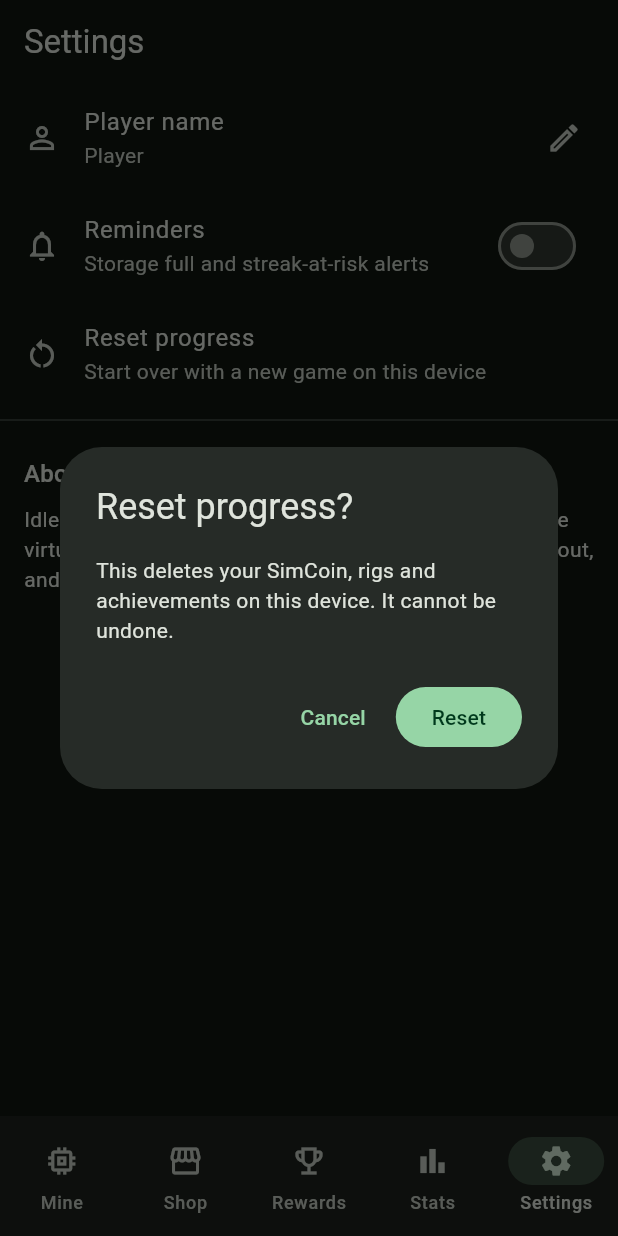
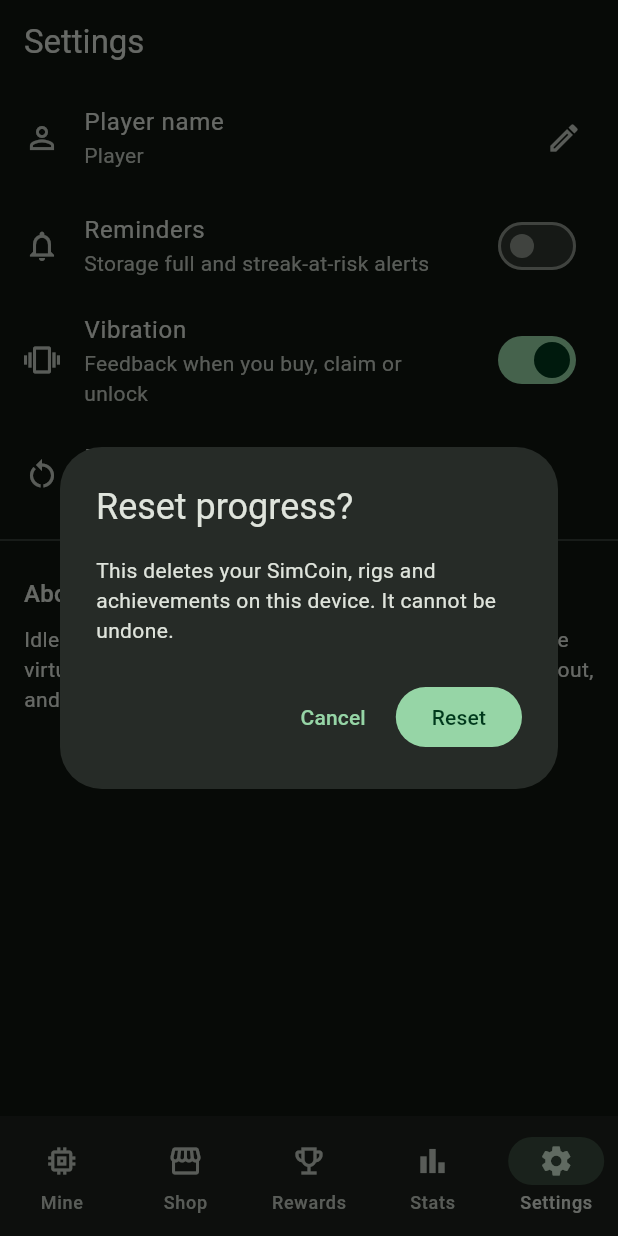
Before and after one commit to vivekjasani8/Flutter, a Flutter app: the SettingsScreen screen opened by its route, after a tap on "Reset progress", on a phone screen of 412 x 824 dp. Run offline on Flutter 3.47's test engine with Material 3 defaults, Android fonts, the phone set to English and light mode, and no system bars; our stand-ins replace fl_chart, flutter_local_notifications, flutter_riverpod, go_router, shared_preferences, timezone; accounts and stored records are empty.

Commit message:
M7 (offline part): animation, haptics, accessibility, performance
- Mining animation: rig fan spins faster with hash rate, stops when idle,
  respects "remove animations", isolated in a RepaintBoundary and paused
  on hidden tabs (TickerMode)
- Rolling balance: counts up smoothly between ticks, snaps down on spend
- Haptics for tab switch, purchase, daily claim and achievements, with a
  Settings "Vibration" switch (on by default)
- Fix: formatNumber always rounds down, so 99.5 no longer shows "100"
  next to a 100-coin rig, and 999,960 shows "999.9K" not "1000.0K"
- Accessibility: merged screen-reader labels for balance, spinner, day
  chips, achievements and a chart summary; locked achievements use
  muted colours instead of 50% opacity (contrast); Stats rows and all
  dialogs no longer overflow at large font sizes
- Tests: Flutter tap-target/label/contrast guidelines on every tab,
  every tab and dialogs at 1.3x and 2x font on a 360 dp phone, haptics,
  spinner, rolling number, formatNumber rounding
- Crashlytics and Remote Config (rest of M7) need Firebase: deferred

dart format clean; flutter analyze clean; 149 tests pass. Verified smooth
in a profile build on a real Android phone.

Co-Authored-By: Claude Opus 5.5 <noreply@anthropic.com>

```diff
--- a/lib/app/away_dialog.dart
+++ b/lib/app/away_dialog.dart
@@ -12,6 +12,7 @@ Future<void> showAwayDialog(BuildContext context, AwayReport report) {
     builder: (context) {
       final theme = Theme.of(context);
       return AlertDialog(
+        scrollable: true,
         icon: const Icon(Icons.nightlight_round),
         title: const Text('While you were away'),
         content: Column(
--- /dev/null
+++ b/lib/app/haptics.dart
@@ -0,0 +1,27 @@
+import 'dart:async';
+
+import 'package:flutter/services.dart';
+import 'package:flutter_riverpod/flutter_riverpod.dart';
+
+import '../state/providers.dart';
+
+/// Vibration feedback for game moments, honouring the Settings switch.
+/// Strength grows with how special the moment is.
+abstract final class Haptics {
+  /// Switching tabs.
+  static void tab(WidgetRef ref) => _play(ref, HapticFeedback.selectionClick);
+
+  /// Buying or upgrading a rig.
+  static void purchase(WidgetRef ref) => _play(ref, HapticFeedback.lightImpact);
+
+  /// Claiming the daily reward.
+  static void reward(WidgetRef ref) => _play(ref, HapticFeedback.mediumImpact);
+
+  /// Unlocking an achievement.
+  static void achievement(WidgetRef ref) =>
+      _play(ref, HapticFeedback.heavyImpact);
+
+  static void _play(WidgetRef ref, Future<void> Function() feedback) {
+    if (ref.read(hapticsProvider)) unawaited(feedback());
+  }
+}
--- a/lib/app/reminder_prompt.dart
+++ b/lib/app/reminder_prompt.dart
@@ -22,6 +22,7 @@ Future<void> maybeOfferReminders(
   final wantsThem = await showDialog<bool>(
     context: context,
     builder: (context) => AlertDialog(
+      scrollable: true,
       icon: const Icon(Icons.notifications_active_outlined),
       title: const Text('Want a reminder?'),
       content: Text(switch (reason) {
--- a/lib/engine/economy.dart
+++ b/lib/engine/economy.dart
@@ -358,22 +358,36 @@ int score(GameState s) => s.lifetimeCoins.floor();
 
 /// Compact number formatting, e.g. 12_500 -> "12.5K", 2_000_000 -> "2.0M".
 /// Plain values under 10 keep 2 decimals; suffixed values always show 1.
+///
+/// Always rounds **down**, so a balance never reads as more than the player
+/// has: 99.5 shows "99" (not "100", which would look affordable for a
+/// 100-coin rig) and 999_960 shows "999.9K" (not "1000.0K").
 String formatNumber(double n) {
-  final abs = n.abs();
+  if (!n.isFinite) return '0';
   const units = ['', 'K', 'M', 'B', 'T'];
   var i = 0;
-  var v = abs;
+  var v = n.abs();
   while (v >= 1000 && i < units.length - 1) {
     v /= 1000;
     i++;
   }
-  final String out;
-  if (i == 0) {
-    out = v.toStringAsFixed(v < 10 && v % 1 != 0 ? 2 : 0);
+  final int decimals;
+  if (i > 0) {
+    decimals = 1;
+  } else if (v < 10 && _floorTo(v, 2) % 1 != 0) {
+    decimals = 2;
   } else {
-    out = v.toStringAsFixed(1);
+    decimals = 0;
   }
+  final out = _floorTo(v, decimals).toStringAsFixed(decimals);
   return (n < 0 ? '-' : '') + out + units[i];
+}
+
+/// [v] rounded down to [decimals] places. The tiny epsilon absorbs float
+/// noise such as 0.29 * 100 == 28.999999999999996.
+double _floorTo(double v, int decimals) {
+  final f = math.pow(10, decimals);
+  return (v * f + 1e-9).floor() / f;
 }
 
 /// Short human duration, two units at most: "45s", "16m 40s", "5h 33m",
--- a/lib/features/mine/mine_screen.dart
+++ b/lib/features/mine/mine_screen.dart
@@ -6,6 +6,7 @@ import '../../app/router.dart';
 import '../../engine/config.dart';
 import '../../engine/economy.dart';
 import '../../state/providers.dart';
+import 'mining_animation.dart';
 
 /// Home tab: live balance, mining rate and the rigs the player owns.
 class MineScreen extends ConsumerWidget {
@@ -26,17 +27,30 @@ class MineScreen extends ConsumerWidget {
       body: ListView(
         padding: const EdgeInsets.all(24),
         children: [
+          Center(child: MiningAnimation(hashRate: totalHash(s))),
+          const SizedBox(height: 16),
+          // One screen-reader node for "SimCoin balance, 1.2K" instead of
+          // two, and not a live region: it changes every second.
+          Semantics(
+            label: '$coinName balance',
+            value: formatNumber(s.coins),
+            excludeSemantics: true,
+            child: Column(
+              children: [
                 Text(
                   '$coinName balance',
                   textAlign: TextAlign.center,
                   style: theme.textTheme.labelLarge,
                 ),
                 const SizedBox(height: 8),
-          Text(
-            formatNumber(s.coins),
+                RollingNumber(
                   key: const ValueKey('balance'),
+                  value: s.coins,
                   textAlign: TextAlign.center,
                   style: theme.textTheme.displayMedium,
+                ),
+              ],
+            ),
           ),
           const SizedBox(height: 8),
           Text(
--- /dev/null
+++ b/lib/features/mine/mining_animation.dart
@@ -0,0 +1,172 @@
+import 'dart:math' as math;
+
+import 'package:flutter/material.dart';
+
+import '../../engine/economy.dart';
+
+/// A rig "fan" that spins faster as hash rate grows and stops when idle.
+///
+/// Respects the OS "remove animations" setting, sits in its own
+/// [RepaintBoundary] so spinning never repaints the rest of the screen, and
+/// stops ticking automatically when its tab is hidden (TickerMode).
+class MiningAnimation extends StatefulWidget {
+  const MiningAnimation({super.key, required this.hashRate, this.size = 120});
+
+  final double hashRate;
+  final double size;
+
+  /// Seconds per full turn: ~4 s at 1 TH/s down to 0.5 s for huge farms.
+  static Duration periodFor(double hashRate) {
+    if (hashRate <= 0) return const Duration(seconds: 4);
+    final seconds =
+        (4 / (1 + math.log(1 + hashRate) / math.ln10)).clamp(0.5, 4.0);
+    return Duration(milliseconds: (seconds * 1000).round());
+  }
+
+  @override
+  State<MiningAnimation> createState() => _MiningAnimationState();
+}
+
+class _MiningAnimationState extends State<MiningAnimation>
+    with SingleTickerProviderStateMixin {
+  late final AnimationController _spin = AnimationController(
+    vsync: this,
+    duration: MiningAnimation.periodFor(widget.hashRate),
+  );
+
+  bool get _shouldSpin =>
+      widget.hashRate > 0 && !MediaQuery.disableAnimationsOf(context);
+
+  @override
+  void didChangeDependencies() {
+    super.didChangeDependencies();
+    _sync();
+  }
+
+  @override
+  void didUpdateWidget(MiningAnimation old) {
+    super.didUpdateWidget(old);
+    final period = MiningAnimation.periodFor(widget.hashRate);
+    if (period != _spin.duration) {
+      _spin.duration = period;
+      if (_spin.isAnimating) _spin.repeat(); // pick up the new speed
+    }
+    _sync();
+  }
+
+  void _sync() {
+    if (_shouldSpin && !_spin.isAnimating) {
+      _spin.repeat();
+    } else if (!_shouldSpin && _spin.isAnimating) {
+      _spin.stop();
+    }
+  }
+
+  @override
+  void dispose() {
+    _spin.dispose();
+    super.dispose();
+  }
+
+  @override
+  Widget build(BuildContext context) {
+    final scheme = Theme.of(context).colorScheme;
+    final active = widget.hashRate > 0;
+    return Semantics(
+      label: active
+          ? 'Rigs mining at ${formatNumber(widget.hashRate)} TH/s'
+          : 'Rigs idle',
+      excludeSemantics: true,
+      child: RepaintBoundary(
+        child: SizedBox.square(
+          dimension: widget.size,
+          child: DecoratedBox(
+            decoration: BoxDecoration(
+              shape: BoxShape.circle,
+              gradient: RadialGradient(colors: [
+                (active ? scheme.primary : scheme.outline)
+                    .withValues(alpha: 0.25),
+                Colors.transparent,
+              ]),
+            ),
+            child: RotationTransition(
+              key: const ValueKey('mining-spinner'),
+              turns: _spin,
+              child: Icon(
+                Icons.settings,
+                size: widget.size * 0.7,
+                color: active ? scheme.primary : scheme.outline,
+              ),
+            ),
+          ),
+        ),
+      ),
+    );
+  }
+}
+
+/// A number that rolls up smoothly to each new value (e.g. once-a-second
+/// earnings) but snaps instantly when it goes down (spending), so a purchase
+/// never looks like the balance is slowly draining.
+class RollingNumber extends StatefulWidget {
+  const RollingNumber({
+    super.key,
+    required this.value,
+    this.style,
+    this.textAlign,
+    this.duration = const Duration(milliseconds: 900),
+  });
+
+  final double value;
+  final TextStyle? style;
+  final TextAlign? textAlign;
+  final Duration duration;
+
+  @override
+  State<RollingNumber> createState() => _RollingNumberState();
+}
+
+class _RollingNumberState extends State<RollingNumber>
+    with SingleTickerProviderStateMixin {
+  late final AnimationController _roll =
+      AnimationController(vsync: this, duration: widget.duration, value: 1);
+  late double _from = widget.value;
+  late double _to = widget.value;
+
+  double get _shown => _from + (_to - _from) * _roll.value;
+
+  @override
+  void didUpdateWidget(RollingNumber old) {
+    super.didUpdateWidget(old);
+    if (widget.value == _to) return;
+    final current = _shown;
+    if (widget.value < current || MediaQuery.disableAnimationsOf(context)) {
+      _from = _to = widget.value;
+      _roll.value = 1;
+    } else {
+      _from = current;
+      _to = widget.value;
+      _roll.forward(from: 0);
+    }
+  }
+
+  @override
+  void dispose() {
+    _roll.dispose();
+    super.dispose();
+  }
+
+  @override
+  Widget build(BuildContext context) {
+    return RepaintBoundary(
+      child: AnimatedBuilder(
+        animation: _roll,
+        builder: (context, _) => Text(
+          formatNumber(_shown),
+          style: widget.style,
+          textAlign: widget.textAlign,
+        ),
+      ),
+    );
+  }
+}
--- a/lib/features/rewards/rewards_screen.dart
+++ b/lib/features/rewards/rewards_screen.dart
@@ -1,6 +1,7 @@
 import 'package:flutter/material.dart';
 import 'package:flutter_riverpod/flutter_riverpod.dart';
 
+import '../../app/haptics.dart';
 import '../../app/reminder_prompt.dart';
 import '../../engine/config.dart';
 import '../../engine/economy.dart';
@@ -36,17 +37,31 @@ class RewardsScreen extends ConsumerWidget {
             ],
           ),
           const SizedBox(height: 8),
-          GridView.count(
-            crossAxisCount: 2,
-            shrinkWrap: true,
-            physics: const NeverScrollableScrollPhysics(),
-            mainAxisSpacing: 8,
-            crossAxisSpacing: 8,
-            childAspectRatio: 1.25,
+          // Two per row, each row as tall as its tallest tile, so tiles grow
+          // with large fonts instead of overflowing a fixed-size grid cell.
+          for (var i = 0; i < achievements.length; i += 2)
+            Padding(
+              padding: const EdgeInsets.only(bottom: 8),
+              child: IntrinsicHeight(
+                child: Row(
+                  crossAxisAlignment: CrossAxisAlignment.stretch,
                   children: [
-              for (final a in achievements)
-                _AchievementTile(def: a, unlocked: unlocked.contains(a.id)),
+                    for (final a in achievements.skip(i).take(2)) ...[
+                      if (a != achievements[i]) const SizedBox(width: 8),
+                      Expanded(
+                        child: _AchievementTile(
+                          def: a,
+                          unlocked: unlocked.contains(a.id),
+                        ),
+                      ),
                     ],
+                    if (i + 1 >= achievements.length) ...[
+                      const SizedBox(width: 8),
+                      const Expanded(child: SizedBox()),
+                    ],
+                  ],
+                ),
+              ),
             ),
         ],
       ),
@@ -142,6 +157,7 @@ class _DailyRewardCard extends ConsumerWidget {
   Future<void> _claim(BuildContext context, WidgetRef ref) async {
     final paid = ref.read(gameControllerProvider.notifier).claimDaily();
     if (paid == null) return;
+    Haptics.reward(ref);
     final day = ref.read(gameControllerProvider).streak;
     ScaffoldMessenger.of(context).showSnackBar(SnackBar(
       content: Text('+${formatNumber(paid)} $coinName · day $day streak'),
@@ -167,15 +183,28 @@ class _DayChip extends StatelessWidget {
   Widget build(BuildContext context) {
     final scheme = Theme.of(context).colorScheme;
     final text = Theme.of(context).textTheme;
-    return Container(
+    final status = done
+        ? 'claimed'
+        : current
+            ? 'next'
+            : 'upcoming';
+    return Semantics(
+      label: 'Day $day, ${formatNumber(reward)} $coinName, $status',
+      excludeSemantics: true,
+      child: Container(
         margin: const EdgeInsets.symmetric(horizontal: 2),
-      padding: const EdgeInsets.symmetric(vertical: 8),
+        padding: const EdgeInsets.symmetric(vertical: 8, horizontal: 2),
         decoration: BoxDecoration(
-        color:
-            current ? scheme.primaryContainer : scheme.surfaceContainerHighest,
+          color: current
+              ? scheme.primaryContainer
+              : scheme.surfaceContainerHighest,
           borderRadius: BorderRadius.circular(8),
           border: current ? Border.all(color: scheme.primary) : null,
         ),
+        // Seven chips share one row: shrink text rather than overflow when
+        // the player uses a large font size.
+        child: FittedBox(
+          fit: BoxFit.scaleDown,
           child: Column(
             children: [
               Text('D$day', style: text.labelSmall),
@@ -184,6 +213,8 @@ class _DayChip extends StatelessWidget {
                   ? Icon(Icons.check, size: 16, color: scheme.primary)
                   : Text(formatNumber(reward), style: text.labelSmall),
             ],
+          ),
+        ),
       ),
     );
   }
@@ -213,29 +244,38 @@ class _AchievementTile extends StatelessWidget {
       label: '${def.title}, ${unlocked ? 'unlocked' : 'locked'}. '
           '${def.description}',
       excludeSemantics: true,
+      // Locked tiles use quieter colours, never transparency, so their text
+      // still meets contrast guidelines.
       child: Card(
         key: ValueKey('achievement-${def.id}'),
+        margin: EdgeInsets.zero,
         color: unlocked ? scheme.secondaryContainer : null,
         child: Padding(
           padding: const EdgeInsets.all(12),
-          child: Opacity(
-            opacity: unlocked ? 1 : 0.5,
           child: Column(
             crossAxisAlignment: CrossAxisAlignment.start,
             children: [
               Icon(unlocked ? _icons[def.id] ?? Icons.star : Icons.lock,
                   color: unlocked ? scheme.primary : scheme.outline),
-                const Spacer(),
-                Text(def.title,
-                    style: text.titleSmall,
-                    maxLines: 1,
-                    overflow: TextOverflow.ellipsis),
-                Text(def.description,
-                    style: text.bodySmall,
-                    maxLines: 2,
-                    overflow: TextOverflow.ellipsis),
+              const SizedBox(height: 8),
+              Text(
+                def.title,
+                style: text.titleSmall?.copyWith(
+                  color: unlocked
+                      ? scheme.onSecondaryContainer
+                      : scheme.onSurfaceVariant,
+                ),
+              ),
+              const SizedBox(height: 2),
+              Text(
+                def.description,
+                style: text.bodySmall?.copyWith(
+                  color: unlocked
+                      ? scheme.onSecondaryContainer
+                      : scheme.onSurfaceVariant,
+                ),
+              ),
             ],
-            ),
           ),
         ),
       ),
--- a/lib/features/settings/settings_screen.dart
+++ b/lib/features/settings/settings_screen.dart
@@ -35,6 +35,14 @@ class SettingsScreen extends ConsumerWidget {
             subtitle: const Text('Storage full and streak-at-risk alerts'),
             value: remindersOn,
             onChanged: (on) => _setReminders(context, ref, on),
+          ),
+          SwitchListTile(
+            key: const ValueKey('haptics-switch'),
+            secondary: const Icon(Icons.vibration),
+            title: const Text('Vibration'),
+            subtitle: const Text('Feedback when you buy, claim or unlock'),
+            value: ref.watch(hapticsProvider),
+            onChanged: (on) => ref.read(hapticsProvider.notifier).set(on),
           ),
           // Debug builds only: check that notifications fire on a phone.
           if (kDebugMode)
@@ -124,6 +132,7 @@ class SettingsScreen extends ConsumerWidget {
     final confirmed = await showDialog<bool>(
       context: context,
       builder: (context) => AlertDialog(
+        scrollable: true,
         title: const Text('Reset progress?'),
         content: const Text(
           'This deletes your $coinName, rigs and achievements on this device. '
@@ -176,6 +185,7 @@ class _NameDialogState extends State<_NameDialog> {
   @override
   Widget build(BuildContext context) {
     return AlertDialog(
+      scrollable: true,
       title: const Text('Player name'),
       content: TextField(
         key: const ValueKey('name-field'),
--- a/lib/features/shop/shop_screen.dart
+++ b/lib/features/shop/shop_screen.dart
@@ -1,6 +1,7 @@
 import 'package:flutter/material.dart';
 import 'package:flutter_riverpod/flutter_riverpod.dart';
 
+import '../../app/haptics.dart';
 import '../../engine/config.dart';
 import '../../engine/economy.dart';
 import '../../state/providers.dart';
@@ -87,8 +88,12 @@ class _RigCard extends ConsumerWidget {
               child: FilledButton(
                 key: ValueKey('buy-${rig.id}'),
                 onPressed: affordable
-                    ? () =>
-                        ref.read(gameControllerProvider.notifier).buy(rig.id)
+                    ? () {
+                        final bought = ref
+                            .read(gameControllerProvider.notifier)
+                            .buy(rig.id);
+                        if (bought) Haptics.purchase(ref);
+                      }
                     : null,
                 child: Text(
                   '${level == 0 ? 'Buy' : 'Upgrade'}  ·  '
--- a/lib/features/stats/stats_screen.dart
+++ b/lib/features/stats/stats_screen.dart
@@ -57,12 +57,29 @@ class _StatRow extends StatelessWidget {
   final String label;
   final String value;
 
+  // Not a ListTile: its trailing slot can't wrap, so a long value at large
+  // font sizes would overflow. Here both sides share the width and wrap.
   @override
   Widget build(BuildContext context) {
-    return ListTile(
-      contentPadding: EdgeInsets.zero,
-      title: Text(label),
-      trailing: Text(value, style: Theme.of(context).textTheme.titleMedium),
+    final text = Theme.of(context).textTheme;
+    return MergeSemantics(
+      child: Padding(
+        padding: const EdgeInsets.symmetric(vertical: 12),
+        child: Row(
+          crossAxisAlignment: CrossAxisAlignment.start,
+          children: [
+            Expanded(child: Text(label, style: text.bodyLarge)),
+            const SizedBox(width: 16),
+            Flexible(
+              child: Text(
+                value,
+                style: text.titleMedium,
+                textAlign: TextAlign.end,
+              ),
+            ),
+          ],
+        ),
+      ),
     );
   }
 }
@@ -96,6 +113,25 @@ class _EarningsChart extends StatelessWidget {
       );
     }
 
+    final total = history.fold<double>(0, (sum, h) => sum + h.coins);
+    final best = history.reduce((a, b) => a.coins >= b.coins ? a : b);
+    final bestHour = DateTime.fromMillisecondsSinceEpoch(best.hourStart).hour;
+
+    // Screen readers get a one-line summary instead of 24 unlabeled bars.
+    return Semantics(
+      label: 'Earnings chart, last 24 hours. Total ${formatNumber(total)} '
+          '$coinName. Best hour ${bestHour.toString().padLeft(2, '0')}:00 '
+          'with ${formatNumber(best.coins)} $coinName.',
+      excludeSemantics: true,
+      child: RepaintBoundary(child: _chart(theme, maxCoins, bottomTitle)),
+    );
+  }
+
+  Widget _chart(
+    ThemeData theme,
+    double maxCoins,
+    Widget Function(double, TitleMeta) bottomTitle,
+  ) {
     return BarChart(
       BarChartData(
         maxY: maxCoins * 1.15,
--- a/lib/state/providers.dart
+++ b/lib/state/providers.dart
@@ -4,6 +4,7 @@ import 'package:shared_preferences/shared_preferences.dart';
 import '../engine/economy.dart';
 import 'game_controller.dart';
 import 'game_storage.dart';
+import 'haptics_controller.dart';
 import 'reminder_scheduler.dart';
 import 'reminders_controller.dart';
 
@@ -35,6 +36,10 @@ final reminderSchedulerProvider = Provider<ReminderScheduler>(
       'Override reminderSchedulerProvider in main() or in the test.'),
 );
 
+/// Whether vibration feedback is on (Settings switch).
+final hapticsProvider =
+    NotifierProvider<HapticsController, bool>(HapticsController.new);
+
 /// Whether reminders are on. Use `.notifier` to enable/disable and schedule.
 final remindersProvider =
     NotifierProvider<RemindersController, bool>(RemindersController.new);
```
Also changed, not shown: lib/app/app_shell.dart (+6 -2 lines), lib/state/haptics_controller.dart (added, +16 -0 lines), 6 other files. Lines whose indentation alone changed are shown as unchanged.
